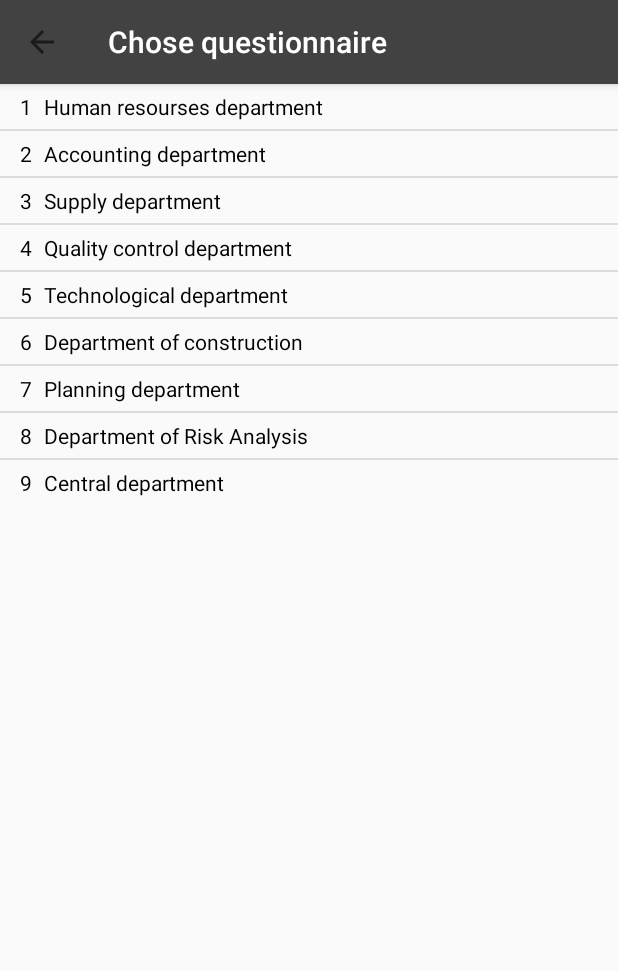
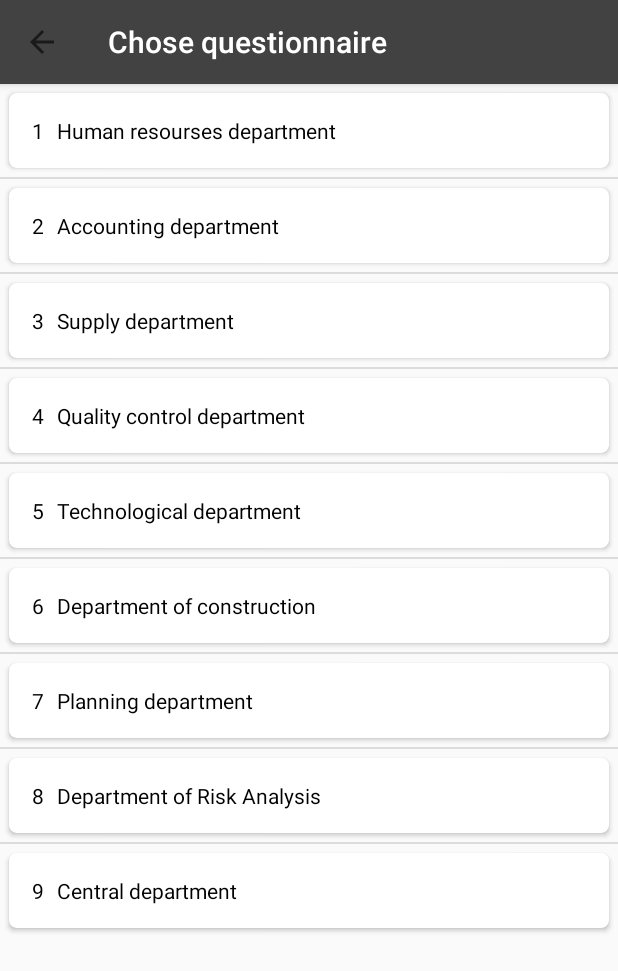
Before and after one commit to AlexKatrenich/codelabs, an Android app: the screen it shows after launch (QuestionariesActivity), on a phone screen of 412 x 824 dp. Shown: the top 971 px of the screen. Run offline under Robolectric (Android 15) with nearby library versions, the phone set to English and light mode, and no system bars.

Commit message:
ListView with questionaries list done

```diff
--- a/FactoryQuestions/app/src/main/java/com/katrenich/alex/factoryquestions/adapters/QuestionariesListAdapter.java
+++ b/FactoryQuestions/app/src/main/java/com/katrenich/alex/factoryquestions/adapters/QuestionariesListAdapter.java
@@ -52,15 +52,15 @@ public class QuestionariesListAdapter extends BaseAdapter {
         View view = convertView;
 
         if(view == null){
-            view = mLInflater.inflate(R.layout.test_list_view_item, parent, false);
+            view = mLInflater.inflate(R.layout.group_list_view_item, parent, false);
             Log.d(TAG, "getView: mLInflater.inflate -> new View");
         }
 
 
         // заповнюємо View з отриманого списку mList
-        TextView textView = view.findViewById(R.id.tv_test_item_numb);
+        TextView textView = view.findViewById(R.id.tv_questionnaire_number);
         textView.setText(String.valueOf(position + 1));
-        ((TextView)view.findViewById(R.id.tv_test_item_title)).setText(mList.get(position));
+        ((TextView)view.findViewById(R.id.tv_questionnaire_title)).setText(mList.get(position));
         return view;
     }
 }
--- a/FactoryQuestions/app/src/main/res/layout/group_list_view_item.xml
+++ b/FactoryQuestions/app/src/main/res/layout/group_list_view_item.xml
@@ -1,13 +1,18 @@
 <?xml version="1.0" encoding="utf-8"?>
+
+<FrameLayout
+    android:layout_height="wrap_content"
+    android:layout_width="match_parent"
+    xmlns:android="http://schemas.android.com/apk/res/android"
+    xmlns:app="http://schemas.android.com/apk/res-auto"
+    xmlns:tools="http://schemas.android.com/tools">
+
     <android.support.v7.widget.CardView
-    xmlns:android="http://schemas.android.com/apk/res/android"
-    xmlns:tools="http://schemas.android.com/tools"
-    xmlns:app="http://schemas.android.com/apk/res-auto"
         android:layout_width="match_parent"
         android:layout_height="wrap_content"
         android:layout_margin="@dimen/text_input_margins"
-    tools:theme="@style/CardView"
-    app:cardCornerRadius="5dp">
+        app:cardCornerRadius="5dp"
+        tools:theme="@style/CardView">
 
 
         <android.support.constraint.ConstraintLayout
@@ -27,6 +32,7 @@
                 android:layout_weight="2"
                 android:gravity="center"
                 android:padding="1dp"
+                android:textColor="@android:color/black"
                 app:layout_constraintBottom_toBottomOf="parent"
                 app:layout_constraintStart_toStartOf="parent"
                 app:layout_constraintTop_toTopOf="parent"
@@ -46,6 +52,7 @@
                 android:layout_weight="10"
                 android:gravity="center_vertical|start"
                 android:padding="1dp"
+                android:textColor="@android:color/black"
                 app:layout_constraintBottom_toBottomOf="parent"
                 app:layout_constraintEnd_toEndOf="parent"
                 app:layout_constraintStart_toEndOf="@+id/tv_questionnaire_number"
@@ -54,3 +61,4 @@
         </android.support.constraint.ConstraintLayout>
 
     </android.support.v7.widget.CardView>
+</FrameLayout>
--- a/FactoryQuestions/app/src/main/res/layout/test_list_view_item.xml
+++ /dev/null
@@ -1,38 +0,0 @@
-<?xml version="1.0" encoding="utf-8"?>
-<android.support.constraint.ConstraintLayout xmlns:android="http://schemas.android.com/apk/res/android"
-    xmlns:app="http://schemas.android.com/apk/res-auto"
-    xmlns:tools="http://schemas.android.com/tools"
-    android:layout_width="match_parent"
-    android:layout_height="wrap_content"
-    android:layout_margin="5dp"
-    android:padding="5dp">
-
-
-    <TextView
-        android:id="@+id/tv_test_item_numb"
-        android:layout_width="wrap_content"
-        android:layout_height="wrap_content"
-        android:layout_marginLeft="8dp"
-        android:layout_marginStart="8dp"
-        android:textColor="@android:color/black"
-        app:layout_constraintBottom_toBottomOf="parent"
-        app:layout_constraintStart_toStartOf="parent"
-        app:layout_constraintTop_toTopOf="parent"
-        tools:text="1" />
-
-    <TextView
-        android:id="@+id/tv_test_item_title"
-        android:layout_width="0dp"
-        android:layout_height="wrap_content"
-        android:layout_marginEnd="8dp"
-        android:layout_marginLeft="8dp"
-        android:layout_marginRight="8dp"
-        android:layout_marginStart="8dp"
-        android:textColor="@android:color/black"
-        app:layout_constraintBottom_toBottomOf="parent"
-        app:layout_constraintEnd_toEndOf="parent"
-        app:layout_constraintStart_toEndOf="@+id/tv_test_item_numb"
-        app:layout_constraintTop_toTopOf="parent"
-        tools:text="some text" />
-
-</android.support.constraint.ConstraintLayout>
```
Also changed, not shown: FactoryQuestions/app/src/main/AndroidManifest.xml (+0 -7 lines), FactoryQuestions/app/src/main/java/com/katrenich/alex/factoryquestions/testMethodsMock/TestActivity.java (deleted, +0 -42 lines), FactoryQuestions/app/src/main/res/layout/activity_test.xml (deleted, +0 -17 lines). Lines whose indentation alone changed are shown as unchanged.
